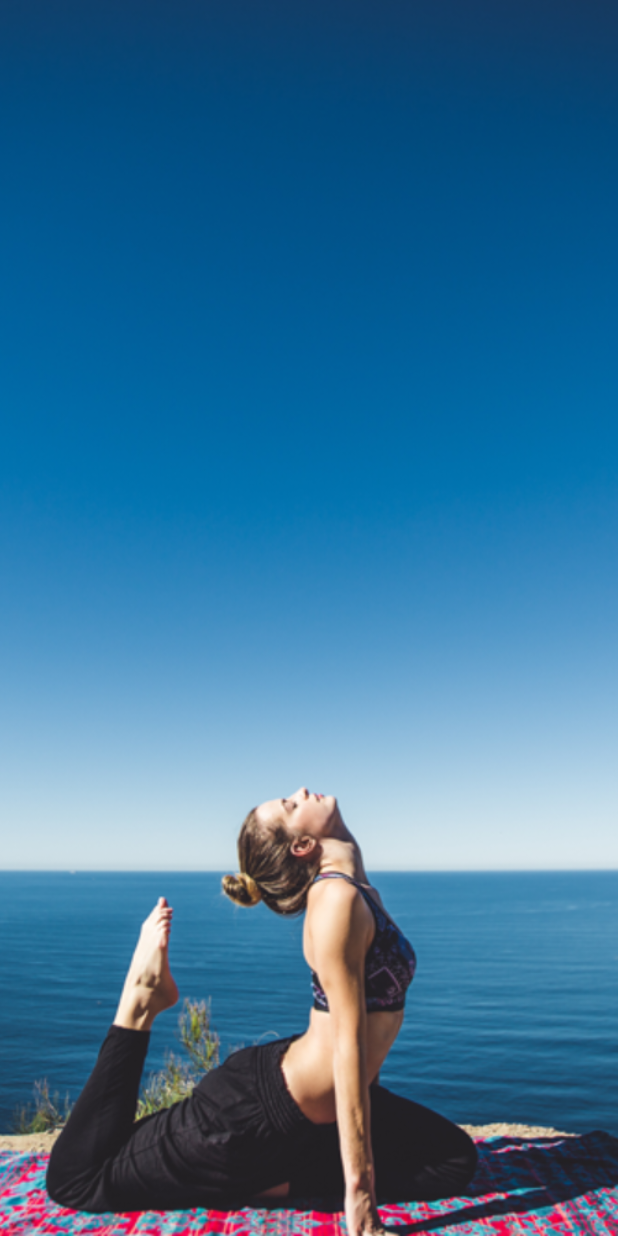
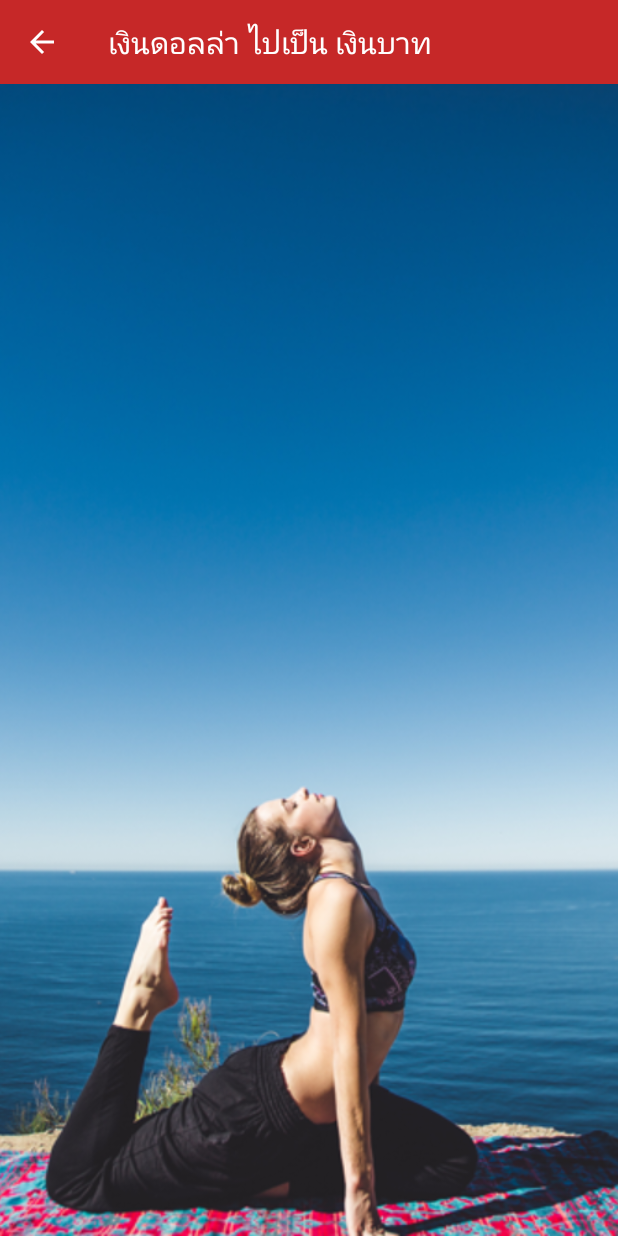
Before and after one commit to conanooo/chinnawat, an Android app: the screen it shows after launch (MainActivity), after a tap on "CALCULATE", on a phone screen of 412 x 824 dp. Run offline under Robolectric (Android 15) with nearby library versions, the phone set to English and light mode, and no system bars.

Commit message:
Create Toolbar Success

```diff
--- a/app/src/main/java/chinnawat/sbc/ac/th/sbcmoneychange/fragment/CalculateFragment.java
+++ b/app/src/main/java/chinnawat/sbc/ac/th/sbcmoneychange/fragment/CalculateFragment.java
@@ -3,10 +3,12 @@ package chinnawat.sbc.ac.th.sbcmoneychange.fragment;
 import android.os.Bundle;
 import android.support.annotation.Nullable;
 import android.support.v4.app.Fragment;
+import android.support.v7.widget.Toolbar;
 import android.view.LayoutInflater;
 import android.view.View;
 import android.view.ViewGroup;
 
+import chinnawat.sbc.ac.th.sbcmoneychange.MainActivity;
 import chinnawat.sbc.ac.th.sbcmoneychange.R;
 
 /**
@@ -15,6 +17,28 @@ import chinnawat.sbc.ac.th.sbcmoneychange.R;
 
 public class CalculateFragment extends Fragment{
 
+    @Override
+    public void onActivityCreated(@Nullable Bundle savedInstanceState) {
+        super.onActivityCreated(savedInstanceState);
+
+//        toolbar Controller
+
+        Toolbar toolbar = getView().findViewById(R.id.toolbarCalculate);
+        ((MainActivity)getActivity()).setSupportActionBar(toolbar);
+
+        ((MainActivity) getActivity()).getSupportActionBar().setTitle(getString((R.string.th_exchange)));
+        ((MainActivity) getActivity()).getSupportActionBar().setTitle(getString(R.string.th_sub_exchange));
+
+        ((MainActivity) getActivity()).getSupportActionBar().setHomeButtonEnabled(true);
+        ((MainActivity) getActivity()).getSupportActionBar().setDisplayHomeAsUpEnabled(true);
+        toolbar.setNavigationOnClickListener(new View.OnClickListener() {
+            @Override
+            public void onClick(View view) {
+              getActivity().getSupportFragmentManager().popBackStack();
+            }
+        });
+    }//Main Method
+
     @Nullable
     @Override
     public View onCreateView(LayoutInflater inflater, @Nullable ViewGroup container, @Nullable Bundle savedInstanceState) {
--- a/app/src/main/res/layout/fragment_calculate.xml
+++ b/app/src/main/res/layout/fragment_calculate.xml
@@ -3,4 +3,16 @@
     android:orientation="vertical" android:layout_width="match_parent"
     android:layout_height="match_parent">
 
+    <!--Toolbar-->
+    <android.support.v7.widget.Toolbar
+        android:layout_width="match_parent"
+        android:layout_height="?attr/actionBarSize"
+        android:background="@color/colorPrimary"
+        android:theme="@style/ThemeOverlay.AppCompat.Dark.ActionBar"
+        android:id="@+id/toolbarCalculate"/>
+
+
+    <!--Content-->
+
+
 </LinearLayout>
--- a/app/src/main/res/values/strings.xml
+++ b/app/src/main/res/values/strings.xml
@@ -1,3 +1,7 @@
 <resources>
-    <string name="app_name">SBC Money Change</string>
+    <string name="app_name">SBC Change</string>
+
+
+    <string name="th_exchange">แลกเปลี่ยนเงิน</string>
+    <string name="th_sub_exchange">เงินดอลล่า ไปเป็น เงินบาท</string>
 </resources>
```
